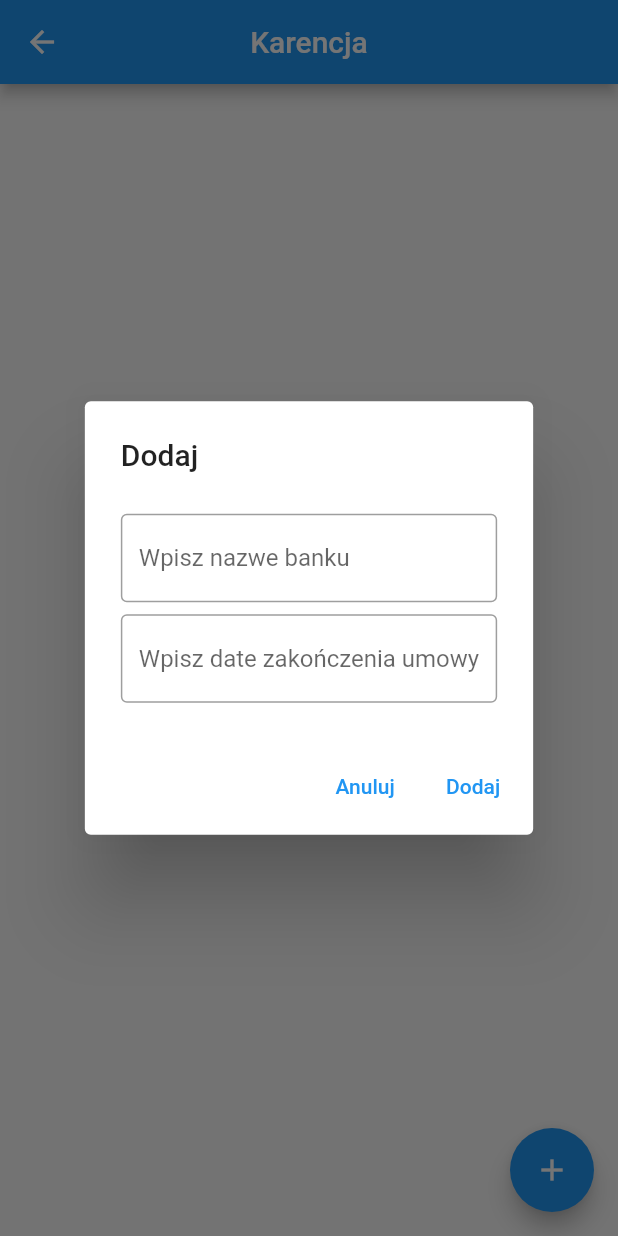
After one commit to Zrazeo/Aplikacja_do_Zarzadzania_Promocjami_Bankowymi, a Flutter app: the KarencjaScreen screen opened directly, after a tap on the "add" icon, on a phone screen of 412 x 824 dp. The commit adds this screen. Run offline on Flutter 3.47's test engine with Material 2 defaults, Android fonts, the phone set to English and light mode, and no system bars; our stand-ins replace cloud_firestore, firebase_core, hive, hive_flutter, syncfusion_flutter_charts; accounts and stored records are empty; generated files the repository leaves out were written again.

Commit message:
Działający pin i baza danych

```diff
--- a/apk/lib/main.dart
+++ b/apk/lib/main.dart
@@ -1,9 +1,17 @@
+import 'package:aplikacja_do_promocji_bankowych/model/karencja.dart';
 import 'package:aplikacja_do_promocji_bankowych/screens/pin_screen.dart';
 import 'package:flutter/material.dart';
+import 'package:hive_flutter/hive_flutter.dart';
 import 'package:firebase_core/firebase_core.dart';
 
 void main() async {
   WidgetsFlutterBinding.ensureInitialized();
+
+  await Hive.initFlutter();
+
+  Hive.registerAdapter(KarencjaAdapter());
+  await Hive.openBox<Karencja>('karencja');
+
   await Firebase.initializeApp();
   runApp(MyApp());
 }
--- /dev/null
+++ b/apk/lib/model/karencja.dart
@@ -0,0 +1,12 @@
+import 'package:hive/hive.dart';
+
+part 'karencja.g.dart';
+
+@HiveType(typeId: 0)
+class Karencja extends HiveObject {
+  @HiveField(0)
+  String nazwa;
+
+  @HiveField(1)
+  String data;
+}
--- a/apk/lib/screens/karencja_screen.dart
+++ b/apk/lib/screens/karencja_screen.dart
@@ -1,7 +1,8 @@
 import 'package:flutter/material.dart';
-import 'dart:convert';
-
-import 'package:flutter/widgets.dart';
+import 'package:hive_flutter/hive_flutter.dart';
+import 'package:aplikacja_do_promocji_bankowych/model/karencja.dart';
+import 'package:aplikacja_do_promocji_bankowych/widget/karencja_dialog.dart';
+import 'package:aplikacja_do_promocji_bankowych/widget/boxes.dart';
 
 class KarencjaScreen extends StatefulWidget {
   @override
@@ -9,113 +10,164 @@ class KarencjaScreen extends StatefulWidget {
 }
 
 class _KarencjaScreen extends State<KarencjaScreen> {
-  final _formKey = GlobalKey<FormState>();
+  @override
+  void dispose() {
+    Hive.box('karencja').close();
+
+    super.dispose();
+  }
+
   @override
   Widget build(BuildContext context) {
+    void deleteKarencja(Karencja karencja) {
+      // final box = Boxes.getkarencja();
+      // box.delete(karencja.key);
+
+      karencja.delete();
+      //setState(() => karencja.remove(karencja));
+    }
+
+    void editKarencja(
+      Karencja karencja,
+      String nazwa,
+      String data,
+    ) {
+      karencja.nazwa = nazwa;
+      karencja.data = data;
+
+      // final box = Boxes.getkarencja();
+      // box.put(karencja.key, karencja);
+
+      karencja.save();
+    }
+
+    Widget buildButtons(BuildContext context, Karencja karencja) => Row(
+          children: [
+            Expanded(
+              child: TextButton.icon(
+                label: Text('Edit'),
+                icon: Icon(Icons.edit),
+                onPressed: () => Navigator.of(context).push(
+                  MaterialPageRoute(
+                    builder: (context) => KarencjaDialog(
+                      karencja: karencja,
+                      onClickedDone: (
+                        nazwa,
+                        data,
+                      ) =>
+                          editKarencja(
+                        karencja,
+                        nazwa,
+                        data,
+                      ),
+                    ),
+                  ),
+                ),
+              ),
+            ),
+            Expanded(
+              child: TextButton.icon(
+                label: Text('Delete'),
+                icon: Icon(Icons.delete),
+                onPressed: () => deleteKarencja(karencja),
+              ),
+            )
+          ],
+        );
+
+    Future addKarencja(String nazwa, String data) async {
+      final karencja = Karencja()
+        ..nazwa = nazwa
+        ..data = data;
+
+      final box = Boxes.getKarencja();
+      box.add(karencja);
+      //box.put('mykey', karencja);
+
+      // final mybox = Boxes.getkarencja();
+      // final mykarencja = mybox.get('key');
+      // mybox.values;
+      // mybox.keys;
+    }
+
+    Widget buildKarencja(
+      BuildContext context,
+      Karencja karencja,
+    ) {
+      final data = karencja.data;
+      final nazwa = karencja.nazwa;
+
+      return Card(
+        color: Colors.white,
+        child: ExpansionTile(
+          tilePadding: EdgeInsets.symmetric(horizontal: 24, vertical: 8),
+          title: Text(
+            karencja.nazwa,
+            maxLines: 2,
+            style: TextStyle(fontWeight: FontWeight.bold, fontSize: 18),
+          ),
+          subtitle: Text(nazwa),
+          trailing: Text(
+            data,
+            style: TextStyle(
+                color: Colors.white, fontWeight: FontWeight.bold, fontSize: 16),
+          ),
+          children: [
+            buildButtons(context, karencja),
+          ],
+        ),
+      );
+    }
+
+    Widget buildContent(List<Karencja> karencja) {
+      if (karencja.isEmpty) {
+        return Center(
+          child: Text(
+            'No expenses yet!',
+            style: TextStyle(fontSize: 24),
+          ),
+        );
+      } else {
+        return Column(
+          children: [
+            SizedBox(height: 24),
+            Expanded(
+              child: ListView.builder(
+                padding: EdgeInsets.all(8),
+                itemCount: karencja.length,
+                itemBuilder: (BuildContext context, int index) {
+                  final karencja1 = karencja[index];
+
+                  return buildKarencja(context, karencja1);
+                },
+              ),
+            ),
+          ],
+        );
+      }
+    }
+
     return Scaffold(
       appBar: AppBar(
         centerTitle: true,
         title: const Text('Karencja'),
       ),
-      body: Container(
-        child: Center(
-          child: FutureBuilder(
-              future: DefaultAssetBundle.of(context)
-                  .loadString('assets/karencja.json'),
-              builder: (context, snapshot) {
-                var new_data = json.decode(snapshot.data.toString());
-                return ListView.builder(
-                  itemBuilder: (BuildContext context, int index) {
-                    return Card(
-                      child: Padding(
-                        padding: EdgeInsets.all(20.0),
-                        child: Column(
-                          crossAxisAlignment: CrossAxisAlignment.stretch,
-                          children: <Widget>[
-                            RichText(
-                              text: TextSpan(
-                                style: const TextStyle(
-                                  fontSize: 18.0,
-                                  color: Colors.black,
-                                ),
-                                children: <TextSpan>[
-                                  TextSpan(text: 'Nazwa Banku: '),
-                                  TextSpan(
-                                      text: new_data[index]['name'],
-                                      style: const TextStyle(
-                                          fontWeight: FontWeight.bold)),
-                                ],
-                              ),
-                            ),
-                            // Text("Nazwa Banku: " + new_data[index]['name']),
-                            // Text("cos"),
-                            SizedBox(
-                              height: 10,
-                            ),
-                            Text("Data zamknięcia konta: " +
-                                new_data[index]['data']),
-                          ],
-                        ),
-                      ),
-                    );
-                  },
-                  itemCount: new_data == null ? 0 : new_data.length,
-                );
-              }),
+      body: ValueListenableBuilder<Box<Karencja>>(
+        valueListenable: Boxes.getKarencja().listenable(),
+        builder: (context, box, _) {
+          final karencja = box.values.toList().cast<Karencja>();
+
+          return buildContent(karencja);
+        },
+      ),
+      floatingActionButton: FloatingActionButton(
+        child: Icon(Icons.add),
+        onPressed: () => showDialog(
+          context: context,
+          builder: (context) => KarencjaDialog(
+            onClickedDone: addKarencja,
+          ),
         ),
-      ),
-      floatingActionButton: FloatingActionButton.extended(
-        onPressed: () {
-          showDialog(
-            context: context,
-            builder: (BuildContext context) {
-              return AlertDialog(
-                content: Stack(
-                  clipBehavior: Clip.none,
-                  children: <Widget>[
-                    Form(
-                      key: _formKey,
-                      child: Column(
-                        mainAxisSize: MainAxisSize.min,
-                        children: <Widget>[
-                          Padding(
-                            padding: EdgeInsets.all(8.0),
-                            child: TextFormField(
-                              decoration:
-                                  InputDecoration(labelText: 'Nazwa banku'),
-                            ),
-                          ),
-                          Padding(
-                            padding: EdgeInsets.all(8.0),
-                            child: TextFormField(
-                              decoration: InputDecoration(
-                                  labelText: 'Data zamknięcia konta'),
-                            ),
-                          ),
-                          Padding(
-                            padding: const EdgeInsets.all(8.0),
-                            child: TextButton(
-                              child: Text("Dodaj"),
-                              onPressed: () {
-                                if (_formKey.currentState.validate()) {
-                                  _formKey.currentState.save();
-                                }
-                                Navigator.of(context).pop();
-                              },
-                            ),
-                          )
-                        ],
-                      ),
-                    ),
-                  ],
-                ),
-              );
-            },
-          );
-        },
-        label: const Text('Dodaj bank'),
-        icon: const Icon(Icons.add),
-        backgroundColor: Colors.blue,
       ),
     );
   }
--- /dev/null
+++ b/apk/lib/widget/boxes.dart
@@ -0,0 +1,6 @@
+import 'package:hive/hive.dart';
+import 'package:aplikacja_do_promocji_bankowych/model/karencja.dart';
+
+class Boxes {
+  static Box<Karencja> getKarencja() => Hive.box<Karencja>('karencja');
+}
--- /dev/null
+++ b/apk/lib/widget/karencja_dialog.dart
@@ -0,0 +1,119 @@
+import 'package:flutter/material.dart';
+
+import '../model/karencja.dart';
+
+class KarencjaDialog extends StatefulWidget {
+  final Karencja karencja;
+  final Function(String name, String data) onClickedDone;
+
+  const KarencjaDialog({
+    Key key,
+    this.karencja,
+    this.onClickedDone,
+  }) : super(key: key);
+
+  @override
+  _KarencjaDialogState createState() => _KarencjaDialogState();
+}
+
+class _KarencjaDialogState extends State<KarencjaDialog> {
+  final formKey = GlobalKey<FormState>();
+  final nazwa = TextEditingController();
+  final data = TextEditingController();
+
+  bool isExpense = true;
+
+  @override
+  void initState() {
+    super.initState();
+
+    if (widget.karencja != null) {
+      final karencja = widget.karencja;
+
+      nazwa.text = karencja.nazwa;
+      data.text = karencja.data.toString();
+    }
+  }
+
+  @override
+  void dispose() {
+    nazwa.dispose();
+    data.dispose();
+
+    super.dispose();
+  }
+
+  @override
+  Widget build(BuildContext context) {
+    final isEditing = widget.karencja != null;
+    final title = isEditing ? 'Edytuj' : 'Dodaj';
+
+    return AlertDialog(
+      title: Text(title),
+      content: Form(
+        key: formKey,
+        child: SingleChildScrollView(
+          child: Column(
+            mainAxisSize: MainAxisSize.min,
+            children: <Widget>[
+              SizedBox(height: 8),
+              buildName(),
+              SizedBox(height: 8),
+              buildDate(),
+            ],
+          ),
+        ),
+      ),
+      actions: <Widget>[
+        buildCancelButton(context),
+        buildAddButton(context, isEditing: isEditing),
+      ],
+    );
+  }
+
+  Widget buildName() => TextFormField(
+        controller: nazwa,
+        decoration: InputDecoration(
+          border: OutlineInputBorder(),
+          hintText: 'Wpisz nazwe banku',
+        ),
+        validator: (name) =>
+            name != null && name.isEmpty ? 'Wpisz nazwe banku' : null,
+      );
+
+  Widget buildDate() => TextFormField(
+        controller: nazwa,
+        decoration: InputDecoration(
+          border: OutlineInputBorder(),
+          hintText: 'Wpisz date zakończenia umowy',
+        ),
+        validator: (name) =>
+            name != null && name.isEmpty ? 'Wpisz date zakończenia umowy' : null,
+      );
+
+
+  Widget buildCancelButton(BuildContext context) => TextButton(
+        child: Text('Anuluj'),
+        onPressed: () => Navigator.of(context).pop(),
+      );
+
+  Widget buildAddButton(BuildContext context, {bool isEditing}) {
+    final text = isEditing ? 'Zapisz' : 'Dodaj';
+
+    return TextButton(
+      child: Text(text),
+      onPressed: () async {
+        final isValid = formKey.currentState.validate();
+
+        if (isValid) {
+          final name = nazwa.text;
+          final data1 = data.text;
+
+          widget.onClickedDone(name, data1);
+
+          Navigator.of(context).pop();
+        }
+      },
+    );
+  }
+}
--- a/apk/pubspec.yaml
+++ b/apk/pubspec.yaml
@@ -24,6 +24,10 @@ dependencies:
   flutter:
     sdk: flutter
 
+  hive: ^2.0.6
+  hive_flutter: ^1.1.0
+  hive_generator: ^1.1.2
+
 
   # The following adds the Cupertino Icons font to your application.
   # Use with the CupertinoIcons class for iOS style icons.
@@ -39,6 +43,7 @@ dependencies:
 dev_dependencies:
   flutter_test:
     sdk: flutter
+  build_runner: ^2.1.7
 
 # For information on the generic Dart part of this file, see the
 # following page: https://dart.dev/tools/pub/pubspec
```
Also changed, not shown: apk/assets/karencja.json (deleted, +0 -14 lines), apk/lib/screens/pin_screen.dart (+9 -4 lines), apk/lib/screens/test.dart (+47 -66 lines), apk/lib/model/karencja.g.dart (added), apk/pubspec.lock.
